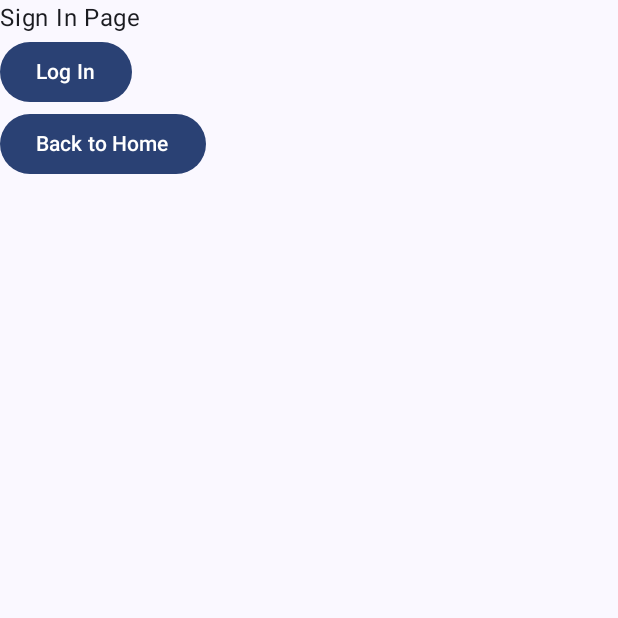
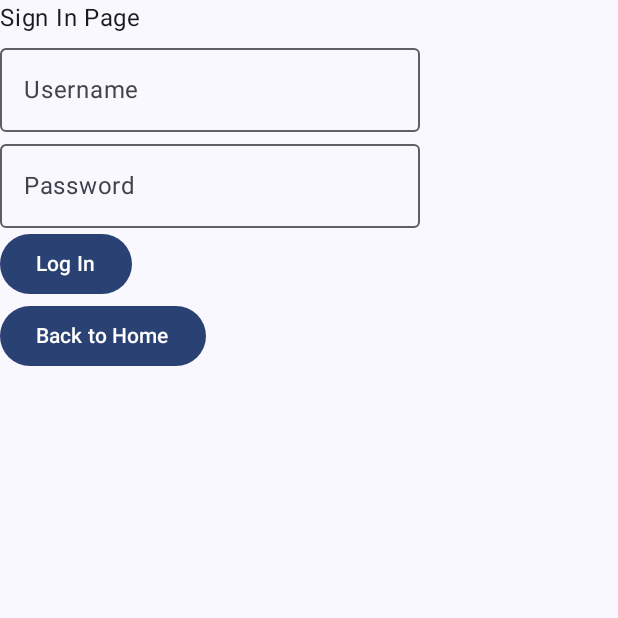
Before and after one commit to MichihideS/sti_android-utveckling_laboration_02, an Android app built with Jetpack Compose: the composable SignInScreen shown on its own in the app's theme, on a phone screen of 412 x 824 dp, the top half of it. Run offline under Robolectric (Android 15) with nearby library versions, the phone set to English and light mode, and no system bars; libraries missing offline, so code that uses them is left out: com.ramcosta.composedestinations; 1 statement that could not run was skipped.

Commit message:
added predefined array and removed signup

```diff
--- a/app/src/main/java/com/michihides/laboration_02_compose/MainActivity.kt
+++ b/app/src/main/java/com/michihides/laboration_02_compose/MainActivity.kt
@@ -51,12 +51,6 @@ fun Home(navigator: DestinationsNavigator) {
         }
 
         Button(onClick = {
-            navigator.navigate(SignUpScreenDestination)
-        }) {
-            Text(text = "Sign Up")
-        }
-
-        Button(onClick = {
             navigator.navigate(AboutScreenDestination)
         }) {
            Text(text = "About Us")
--- /dev/null
+++ b/app/src/main/java/com/michihides/laboration_02_compose/ui/composables/LoginHandler.kt
@@ -0,0 +1,32 @@
+package com.michihides.laboration_02_compose.ui.composables
+
+import androidx.compose.foundation.layout.Column
+import androidx.compose.foundation.text.KeyboardOptions
+import androidx.compose.material3.OutlinedTextField
+import androidx.compose.material3.Text
+import androidx.compose.runtime.Composable
+import androidx.compose.ui.text.input.KeyboardType
+import androidx.compose.ui.text.input.PasswordVisualTransformation
+import com.michihides.laboration_02_compose.ui.models.User
+
+@Composable
+fun LoginHandler(
+    user: User,
+    onChangeUser: (User) -> Unit
+) {
+    Column {
+        OutlinedTextField(
+            value = user.username,
+            onValueChange = { onChangeUser(user.copy(username = it))},
+            label = { Text(text = "Username")}
+        )
+
+        OutlinedTextField(
+            value = user.password,
+            onValueChange = { onChangeUser(user.copy(password = it))},
+            label = { Text(text = "Password")},
+            visualTransformation = PasswordVisualTransformation(),
+            keyboardOptions = KeyboardOptions(keyboardType = KeyboardType.Password)
+        )
+    }
+}
--- /dev/null
+++ b/app/src/main/java/com/michihides/laboration_02_compose/ui/models/User.kt
@@ -0,0 +1,6 @@
+package com.michihides.laboration_02_compose.ui.models
+
+data class User(
+    val username: String,
+    val password: String
+)
--- a/app/src/main/java/com/michihides/laboration_02_compose/ui/screens/SignInScreen.kt
+++ b/app/src/main/java/com/michihides/laboration_02_compose/ui/screens/SignInScreen.kt
@@ -4,8 +4,14 @@ import androidx.compose.foundation.layout.Column
 import androidx.compose.material3.Button
 import androidx.compose.material3.Text
 import androidx.compose.runtime.Composable
+import androidx.compose.runtime.getValue
+import androidx.compose.runtime.mutableStateOf
+import androidx.compose.runtime.remember
+import androidx.compose.runtime.setValue
 import com.michihides.laboration_02_compose.destinations.HomeDestination
 import com.michihides.laboration_02_compose.destinations.LoggedInScreenDestination
+import com.michihides.laboration_02_compose.ui.composables.LoginHandler
+import com.michihides.laboration_02_compose.ui.models.User
 import com.ramcosta.composedestinations.annotation.Destination
 import com.ramcosta.composedestinations.navigation.DestinationsNavigator
 
@@ -14,6 +20,26 @@ import com.ramcosta.composedestinations.navigation.DestinationsNavigator
 fun SignInScreen(navigator: DestinationsNavigator) {
     Column {
         Text(text = "Sign In Page")
+
+        var user by remember { mutableStateOf(
+            User("", "")
+        ) }
+
+        val userList by remember { mutableStateOf(listOf(
+            User("Michan", "123"),
+            User("Test", "222"),
+            User("Kristoffer", "1337")
+        ))
+        }
+
+        var isUserExistent by remember { mutableStateOf(true) }
+
+        LoginHandler(
+            user = user,
+            onChangeUser = { user = it }
+        )
+
+
 
         Button(onClick = {
             navigator.navigate(LoggedInScreenDestination)
```
Also changed, not shown: app/src/main/java/com/michihides/laboration_02_compose/ui/screens/SignUpScreen.kt (deleted, +0 -23 lines).
